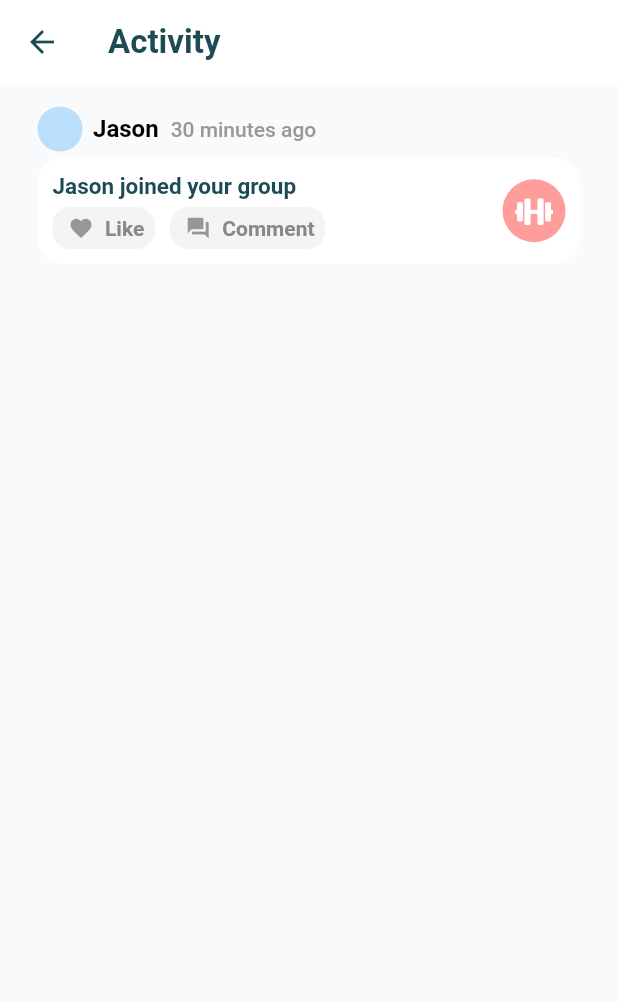
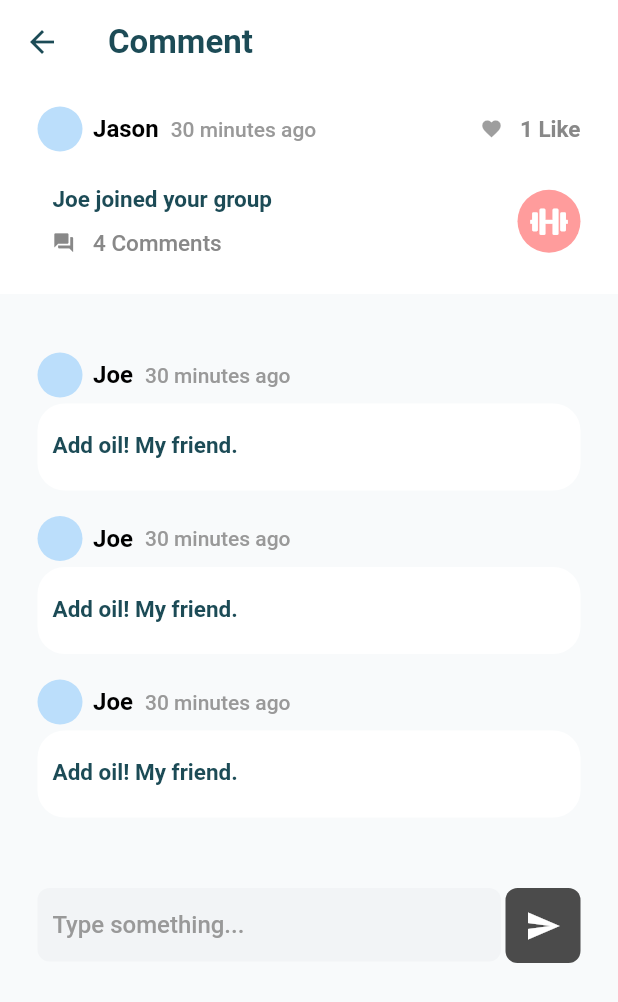
Before and after one commit to IamMrandrew/aimimi_flutter, a Flutter app: the ActivityView screen opened directly, after a tap on "Comment", on a phone screen of 412 x 824 dp. Shown: the top 1002 px of the screen. Run offline on Flutter 3.47's test engine with Material 2 defaults, Android fonts, the phone set to English and light mode, and no system bars; our stand-ins replace cloud_firestore, firebase_auth, firebase_core, font_awesome_flutter, form_field_validator, google_sign_in and 1 more; accounts and stored records are empty.

Commit message:
feat: static UI for comment views

```diff
--- /dev/null
+++ b/lib/views/comment_view.dart
@@ -0,0 +1,143 @@
+import 'package:aimimi/constants/styles.dart';
+import 'package:aimimi/widgets/feed/comment.dart';
+import 'package:aimimi/widgets/feed/comment_title.dart';
+import 'package:cloud_firestore/cloud_firestore.dart';
+import 'package:firebase_auth/firebase_auth.dart';
+import 'package:flutter/material.dart';
+import 'package:font_awesome_flutter/font_awesome_flutter.dart';
+
+class CommentView extends StatefulWidget {
+  @override
+  _CommentViewState createState() => _CommentViewState();
+}
+
+class _CommentViewState extends State<CommentView> {
+  final user = FirebaseAuth.instance.currentUser;
+  String _comment;
+  NetworkImage getImage() {
+    if (user.providerData[0].providerId == 'google.com') {
+      return NetworkImage(user.photoURL);
+    } else {
+      return null;
+    }
+  }
+
+  Text getText() {
+    if (user.providerData[0].providerId == 'google.com') {
+      return Text('');
+    } else {
+      return Text(
+        user.displayName[0],
+        style: TextStyle(
+          color: Colors.white,
+          fontSize: 30,
+          fontWeight: FontWeight.w700,
+        ),
+      );
+    }
+  }
+
+  @override
+  Widget build(BuildContext context) {
+    final GlobalKey<FormState> _formKey = GlobalKey<FormState>();
+
+    return Scaffold(
+      appBar: AppBar(
+        elevation: 0,
+        iconTheme: IconThemeData(color: themeShadedColor),
+        title: Text("Comment", style: appBarTitleTextStyle),
+      ),
+      body: Container(
+        // width: MediaQuery.of(context).size.width,
+
+        child: Column(
+          children: [
+            CommentTitle(
+              createdBy: "Jason",
+              content: "Joe joined your group",
+              createdAt:
+                  Timestamp.now().toDate().subtract(Duration(minutes: 30)),
+            ),
+            SizedBox(height: 24),
+            Container(
+              padding: EdgeInsets.symmetric(horizontal: 25, vertical: 15),
+              child: Expanded(
+                child: ListView.builder(
+                    itemCount: 3,
+                    scrollDirection: Axis.vertical,
+                    shrinkWrap: true,
+                    itemBuilder: (context, index) {
+                      return CommentItem(
+                        createdBy: "Joe",
+                        content: "Add oil! My friend.",
+                        createdAt: Timestamp.now()
+                            .toDate()
+                            .subtract(Duration(minutes: 30)),
+                      );
+                    }),
+              ),
+            ),
+            Container(
+              padding: EdgeInsets.symmetric(horizontal: 25, vertical: 15),
+              child: Row(
+                mainAxisAlignment: MainAxisAlignment.spaceBetween,
+                children: [
+                  Container(
+                    height: 50,
+                    width: MediaQuery.of(context).size.width * 0.75,
+                    child: Form(
+                      key: _formKey,
+                      child: Expanded(child: _buildCommentField()),
+                    ),
+                  ),
+                  Container(
+                    width: 50,
+                    height: 50,
+                    decoration: BoxDecoration(
+                      color: Color(0xff4b4b4b),
+                      borderRadius: BorderRadius.all(Radius.circular(8)),
+                    ),
+                    child: IconButton(
+                      icon: const Icon(Icons.send),
+                      color: Colors.white,
+                      onPressed: () {},
+                    ),
+                  )
+                ],
+              ),
+            ),
+          ],
+        ),
+      ),
+    );
+  }
+
+  TextFormField _buildCommentField() {
+    return TextFormField(
+      decoration: InputDecoration(
+        hintText: "Type something...",
+        fillColor: backgroundColor,
+        filled: true,
+        border: textFieldBorder,
+        contentPadding: new EdgeInsets.symmetric(vertical: 15, horizontal: 10),
+        isDense: true,
+        hintStyle: TextStyle(
+          fontSize: 16,
+          fontWeight: FontWeight.w500,
+          color: monoSecondaryColor,
+        ),
+      ),
+      validator: (String value) {
+        if (value.isEmpty) {
+          return " Comment is empty";
+        }
+        return null;
+      },
+      onSaved: (String value) {
+        setState(() {
+          _comment = value;
+        });
+      },
+    );
+  }
+}
--- /dev/null
+++ b/lib/widgets/feed/comment.dart
@@ -0,0 +1,81 @@
+import 'package:aimimi/constants/styles.dart';
+import 'package:flutter/material.dart';
+import 'package:aimimi/views/comment_view.dart';
+import 'package:flutter/material.dart';
+import 'package:font_awesome_flutter/font_awesome_flutter.dart';
+import "package:timeago/timeago.dart" as timeago;
+
+class CommentItem extends StatelessWidget {
+  final String createdBy;
+  final DateTime createdAt;
+  final String content;
+
+  CommentItem({this.createdBy, this.createdAt, this.content});
+
+  @override
+  Widget build(BuildContext context) {
+    return Column(
+      children: [
+        Container(
+          child: Row(
+            children: [
+              Row(
+                children: [
+                  CircleAvatar(
+                    maxRadius: 15,
+                  ),
+                  SizedBox(width: 7),
+                  Text(
+                    this.createdBy,
+                    style: TextStyle(
+                      color: monoPrimaryColor,
+                      fontSize: 16,
+                      fontWeight: FontWeight.bold,
+                    ),
+                  ),
+                  SizedBox(width: 8),
+                  Text(timeago.format(createdAt),
+                      style: TextStyle(
+                        color: monoSecondaryColor,
+                        fontSize: 14,
+                        fontWeight: FontWeight.w500,
+                      )),
+                ],
+              ),
+            ],
+          ),
+        ),
+        SizedBox(height: 4),
+        Container(
+          padding: EdgeInsets.only(top: 19, left: 10, bottom: 10),
+          decoration: BoxDecoration(
+            color: Colors.white,
+            borderRadius: BorderRadius.all(Radius.circular(18)),
+          ),
+          child: Row(
+            mainAxisAlignment: MainAxisAlignment.spaceBetween,
+            children: [
+              Column(
+                crossAxisAlignment: CrossAxisAlignment.start,
+                children: [
+                  Text(
+                    content,
+                    style: TextStyle(
+                      color: themeShadedColor,
+                      fontSize: 15,
+                      fontWeight: FontWeight.bold,
+                    ),
+                  ),
+                  SizedBox(height: 11),
+                ],
+              ),
+            ],
+          ),
+        ),
+        SizedBox(
+          height: 17,
+        )
+      ],
+    );
+  }
+}
--- /dev/null
+++ b/lib/widgets/feed/comment_title.dart
@@ -0,0 +1,134 @@
+import 'package:aimimi/constants/styles.dart';
+import 'package:flutter/material.dart';
+import 'package:aimimi/views/comment_view.dart';
+import 'package:flutter/material.dart';
+import 'package:font_awesome_flutter/font_awesome_flutter.dart';
+import "package:timeago/timeago.dart" as timeago;
+
+class CommentTitle extends StatelessWidget {
+  final String createdBy;
+  final DateTime createdAt;
+  final String content;
+
+  CommentTitle({this.createdBy, this.createdAt, this.content});
+
+  @override
+  Widget build(BuildContext context) {
+    return Container(
+      color: Colors.white,
+      padding: EdgeInsets.symmetric(horizontal: 25, vertical: 15),
+      child: Column(
+        children: [
+          Container(
+            child: Row(
+              mainAxisAlignment: MainAxisAlignment.spaceBetween,
+              children: [
+                Row(
+                  children: [
+                    CircleAvatar(
+                      maxRadius: 15,
+                    ),
+                    SizedBox(width: 7),
+                    Text(
+                      this.createdBy,
+                      style: TextStyle(
+                        color: monoPrimaryColor,
+                        fontSize: 16,
+                        fontWeight: FontWeight.bold,
+                      ),
+                    ),
+                    SizedBox(width: 8),
+                    Text(timeago.format(createdAt),
+                        style: TextStyle(
+                          color: monoSecondaryColor,
+                          fontSize: 14,
+                          fontWeight: FontWeight.w500,
+                        )),
+                  ],
+                ),
+                Row(
+                  children: [
+                    IconButton(
+                      color: monoButtonTextColor,
+                      icon: Icon(
+                        Icons.favorite,
+                        size: 15,
+                      ),
+                      padding: EdgeInsets.zero,
+                      constraints: BoxConstraints(),
+                      onPressed: null,
+                    ),
+                    SizedBox(width: 7),
+                    Text("1 Like",
+                        style: TextStyle(
+                          color: monoButtonTextColor,
+                          fontSize: 15,
+                          fontWeight: FontWeight.bold,
+                        ))
+                  ],
+                )
+              ],
+            ),
+          ),
+          SizedBox(height: 4),
+          Container(
+            padding: EdgeInsets.only(top: 19, left: 10, bottom: 10),
+            decoration: BoxDecoration(
+              color: Colors.white,
+              borderRadius: BorderRadius.all(Radius.circular(18)),
+            ),
+            child: Row(
+              mainAxisAlignment: MainAxisAlignment.spaceBetween,
+              children: [
+                Column(
+                  crossAxisAlignment: CrossAxisAlignment.start,
+                  children: [
+                    Text(
+                      content,
+                      style: TextStyle(
+                        color: themeShadedColor,
+                        fontSize: 15,
+                        fontWeight: FontWeight.bold,
+                      ),
+                    ),
+                    SizedBox(height: 11),
+                    Row(
+                      children: [
+                        FaIcon(
+                          Icons.question_answer,
+                          size: 15,
+                          color: monoButtonTextColor,
+                        ),
+                        SizedBox(width: 12),
+                        Text("4 Comments",
+                            style: TextStyle(
+                              color: monoButtonTextColor,
+                              fontSize: 15,
+                              fontWeight: FontWeight.w500,
+                            ))
+                      ],
+                    )
+                  ],
+                ),
+                Container(
+                  height: 42,
+                  width: 42,
+                  alignment: Alignment.center,
+                  decoration: BoxDecoration(
+                    color: Color(0xffFF9C9C),
+                    borderRadius: BorderRadius.circular(100),
+                  ),
+                  child: FaIcon(
+                    FontAwesomeIcons.dumbbell,
+                    size: 20,
+                    color: Colors.white,
+                  ),
+                ),
+              ],
+            ),
+          ),
+        ],
+      ),
+    );
+  }
+}
--- a/lib/widgets/feed/feed.dart
+++ b/lib/widgets/feed/feed.dart
@@ -1,4 +1,5 @@
 import 'package:aimimi/constants/styles.dart';
+import 'package:aimimi/views/comment_view.dart';
 import 'package:flutter/material.dart';
 import 'package:font_awesome_flutter/font_awesome_flutter.dart';
 import "package:timeago/timeago.dart" as timeago;
@@ -68,7 +69,10 @@ class FeedItem extends StatelessWidget {
                         width: 10,
                       ),
                       _buildFeedButton("Comment", Icons.question_answer, () {
-                        //Navigator.push(context, MaterialPageRoute(builder: (context) => CommentView()));
+                        Navigator.push(
+                            context,
+                            MaterialPageRoute(
+                                builder: (context) => CommentView()));
                       }),
                     ],
                   )
```
Also changed, not shown: pubspec.lock, 2 other files.
